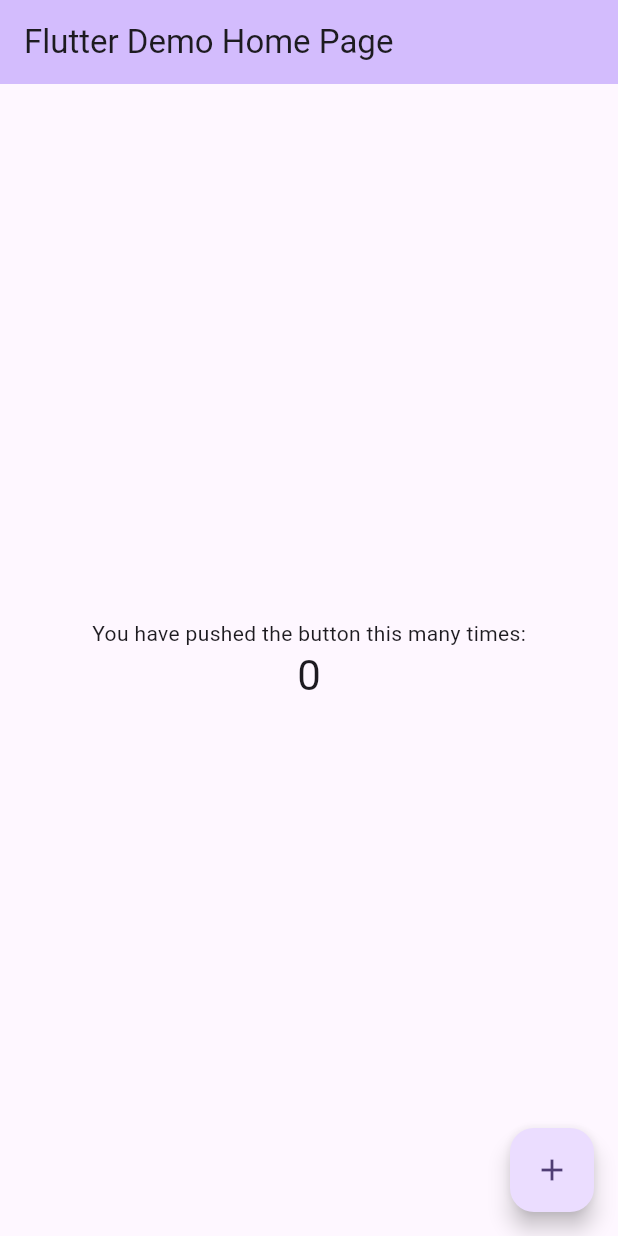
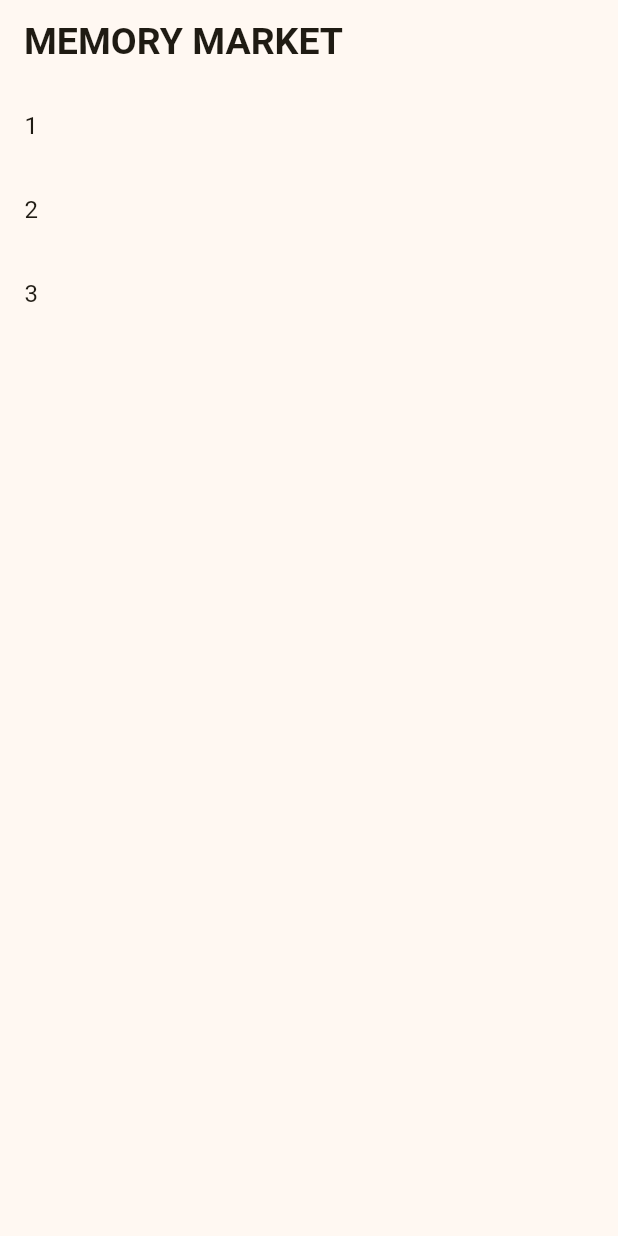
Before and after one commit to BinoKim/flutter_memory_market_app, a Flutter app: the screen it shows after launch, on a phone screen of 412 x 824 dp. Run offline on Flutter 3.47's test engine with Material 3 defaults, Android fonts, the phone set to English and light mode, and no system bars.

Commit message:
3항 연산자로 메인 페이지 만들기.

```diff
--- /dev/null
+++ b/lib/itemListPage.dart
@@ -0,0 +1,62 @@
+
+
+import 'package:flutter/material.dart';
+
+class Itemlistpage extends StatefulWidget {
+
+  @override
+  State<Itemlistpage> createState() => _ItemlistpageState();
+}
+
+class _ItemlistpageState extends State<Itemlistpage> {
+
+  List<String> items = ["1","2","3"];
+
+  @override
+  Widget build(BuildContext context) {
+    return Scaffold(
+      appBar: AppBar(
+        title: Text(
+          "MEMORY MARKET",
+          style: TextStyle(
+            fontSize: 25,
+            fontWeight: FontWeight.bold,
+          ),
+        ),
+      ),
+      body: items.isEmpty
+      ? EmptyPage()
+      : ListView.builder(
+        itemCount: items.length,
+        itemBuilder: (BuildContext context, int index) {
+          return ListTile(
+            title: Text(items[index]),
+          );
+        },
+      ),
+    );
+  }
+}
+
+class EmptyPage extends StatelessWidget {
+  @override
+  Widget build(BuildContext context) {
+    return Container(
+      child: Center(
+        child: Text(
+          "판매할 추억을 등록해 주세요!",
+          style: TextStyle(
+            fontSize: 20,
+            fontWeight: FontWeight.bold),
+        ),
+      ),
+    );
+  }
+}
+/*
+class ListView.builder(
+  itemCount: itmes.length,
+  itemBuilder: (BuildContext context, int index) {
+    return ;
+  },
+), */
--- a/lib/main.dart
+++ b/lib/main.dart
@@ -1,4 +1,7 @@
+
+
 import 'package:flutter/material.dart';
+import 'package:flutter_memory_market_app/itemListPage.dart';
 
 void main() {
   runApp(const MyApp());
@@ -7,116 +10,15 @@ void main() {
 class MyApp extends StatelessWidget {
   const MyApp({super.key});
 
-  // This widget is the root of your application.
   @override
   Widget build(BuildContext context) {
     return MaterialApp(
-      title: 'Flutter Demo',
+      title: "MEMORY MARKET",
+      home: Itemlistpage(),
       theme: ThemeData(
-        // This is the theme of your application.
-        //
-        // TRY THIS: Try running your application with "flutter run". You'll see
-        // the application has a purple toolbar. Then, without quitting the app,
-        // try changing the seedColor in the colorScheme below to Colors.green
-        // and then invoke "hot reload" (save your changes or press the "hot
-        // reload" button in a Flutter-supported IDE, or press "r" if you used
-        // the command line to start the app).
-        //
-        // Notice that the counter didn't reset back to zero; the application
-        // state is not lost during the reload. To reset the state, use hot
-        // restart instead.
-        //
-        // This works for code too, not just values: Most code changes can be
-        // tested with just a hot reload.
-        colorScheme: ColorScheme.fromSeed(seedColor: Colors.deepPurple),
-      ),
-      home: const MyHomePage(title: 'Flutter Demo Home Page'),
+        useMaterial3: true,
+        colorScheme: ColorScheme.fromSeed(seedColor: Colors.amber),
+      )
     );
   }
 }
-
-class MyHomePage extends StatefulWidget {
-  const MyHomePage({super.key, required this.title});
-
-  // This widget is the home page of your application. It is stateful, meaning
-  // that it has a State object (defined below) that contains fields that affect
-  // how it looks.
-
-  // This class is the configuration for the state. It holds the values (in this
-  // case the title) provided by the parent (in this case the App widget) and
-  // used by the build method of the State. Fields in a Widget subclass are
-  // always marked "final".
-
-  final String title;
-
-  @override
-  State<MyHomePage> createState() => _MyHomePageState();
-}
-
-class _MyHomePageState extends State<MyHomePage> {
-  int _counter = 0;
-
-  void _incrementCounter() {
-    setState(() {
-      // This call to setState tells the Flutter framework that something has
-      // changed in this State, which causes it to rerun the build method below
-      // so that the display can reflect the updated values. If we changed
-      // _counter without calling setState(), then the build method would not be
-      // called again, and so nothing would appear to happen.
-      _counter++;
-    });
-  }
-
-  @override
-  Widget build(BuildContext context) {
-    // This method is rerun every time setState is called, for instance as done
-    // by the _incrementCounter method above.
-    //
-    // The Flutter framework has been optimized to make rerunning build methods
-    // fast, so that you can just rebuild anything that needs updating rather
-    // than having to individually change instances of widgets.
-    return Scaffold(
-      appBar: AppBar(
-        // TRY THIS: Try changing the color here to a specific color (to
-        // Colors.amber, perhaps?) and trigger a hot reload to see the AppBar
-        // change color while the other colors stay the same.
-        backgroundColor: Theme.of(context).colorScheme.inversePrimary,
-        // Here we take the value from the MyHomePage object that was created by
-        // the App.build method, and use it to set our appbar title.
-        title: Text(widget.title),
-      ),
-      body: Center(
-        // Center is a layout widget. It takes a single child and positions it
-        // in the middle of the parent.
-        child: Column(
-          // Column is also a layout widget. It takes a list of children and
-          // arranges them vertically. By default, it sizes itself to fit its
-          // children horizontally, and tries to be as tall as its parent.
-          //
-          // Column has various properties to control how it sizes itself and
-          // how it positions its children. Here we use mainAxisAlignment to
-          // center the children vertically; the main axis here is the vertical
-          // axis because Columns are vertical (the cross axis would be
-          // horizontal).
-          //
-          // TRY THIS: Invoke "debug painting" (choose the "Toggle Debug Paint"
-          // action in the IDE, or press "p" in the console), to see the
-          // wireframe for each widget.
-          mainAxisAlignment: MainAxisAlignment.center,
-          children: <Widget>[
-            const Text('You have pushed the button this many times:'),
-            Text(
-              '$_counter',
-              style: Theme.of(context).textTheme.headlineMedium,
-            ),
-          ],
-        ),
-      ),
-      floatingActionButton: FloatingActionButton(
-        onPressed: _incrementCounter,
-        tooltip: 'Increment',
-        child: const Icon(Icons.add),
-      ), // This trailing comma makes auto-formatting nicer for build methods.
-    );
-  }
-}
```
